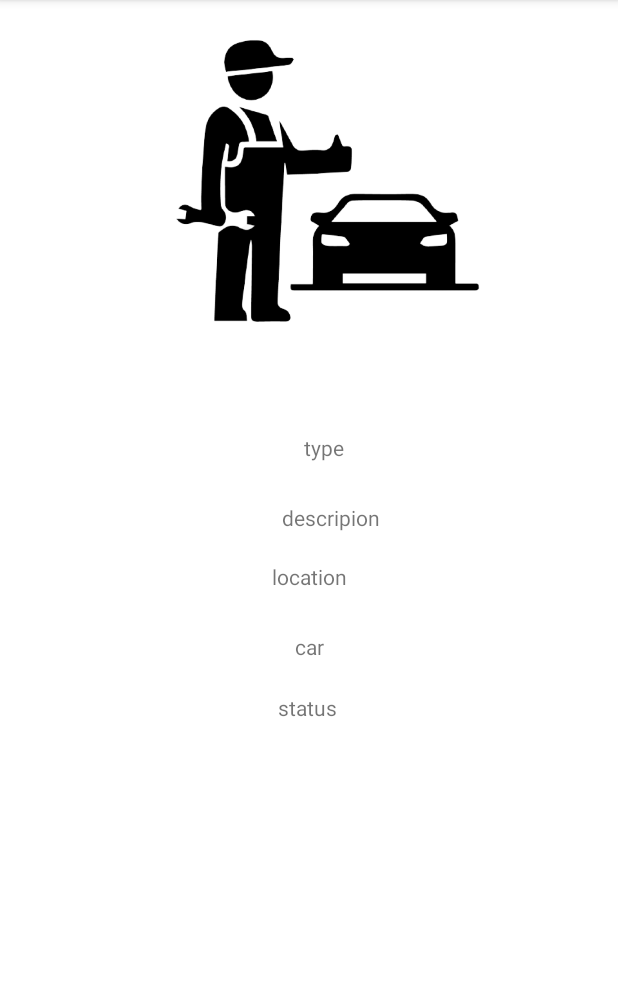
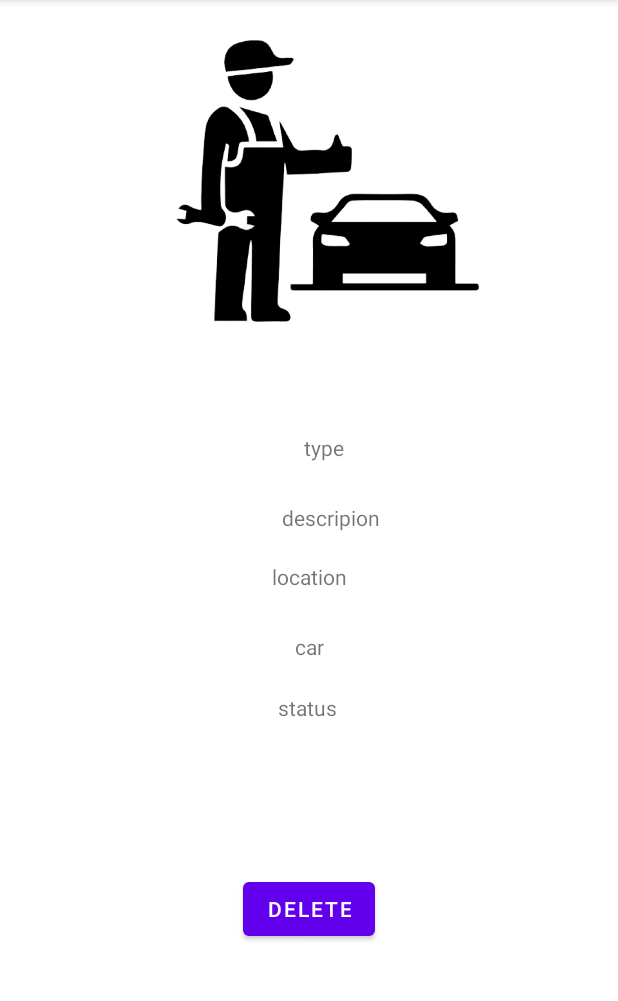
Before and after one commit to Ravit-Clark/project_FriendsOnRoad, an Android app: the fragment EventDetails shown on its own in the app's theme, on a phone screen of 412 x 824 dp, the part 84-1085 px from its top. Run offline under Robolectric (Android 15) with nearby library versions, the phone set to English and light mode, and no system bars; our stand-ins replace Firebase (no records; nobody signed in at launch, a user with empty details on screens opened directly), Picasso; 7 statements that could not run were skipped.

Commit message:
delete event

```diff
--- a/app/src/main/java/com/ravit/friends_on_road/ui/ClosedEvents/EventDetails.java
+++ b/app/src/main/java/com/ravit/friends_on_road/ui/ClosedEvents/EventDetails.java
@@ -3,14 +3,17 @@ package com.ravit.friends_on_road.ui.ClosedEvents;
 import android.os.Bundle;
 
 import androidx.fragment.app.Fragment;
+import androidx.navigation.Navigation;
 
 import android.view.LayoutInflater;
 import android.view.View;
 import android.view.ViewGroup;
+import android.widget.Button;
 import android.widget.EditText;
 import android.widget.ImageButton;
 import android.widget.ImageView;
 import android.widget.TextView;
+import android.widget.Toast;
 
 import com.ravit.friends_on_road.Model.Event;
 import com.ravit.friends_on_road.Model.Model;
@@ -24,6 +27,7 @@ public class EventDetails extends Fragment {
     TextView status;
     TextView car;
     ImageView img;
+    Button delete;
 
     @Override
     public View onCreateView(LayoutInflater inflater, ViewGroup container,
@@ -36,6 +40,7 @@ public class EventDetails extends Fragment {
         location = view.findViewById(R.id.eventDetails_location);
        TextView car = view.findViewById(R.id.eventDetails_car);
         status = view.findViewById(R.id.evenDetails_status);
+        delete=view.findViewById(R.id.eventDatails_deleteBtn);
         img=view.findViewById(R.id.eventDetails_img);
 
 
@@ -59,6 +64,18 @@ public class EventDetails extends Fragment {
             }
         });
 
+        delete.setOnClickListener(new View.OnClickListener() {
+            @Override
+            public void onClick(View v) {
+               Model.instance.deleteEvent("10014", new Model.DeleteEventListener() {
+                   @Override
+                   public void onComplete(boolean success) {
+                      Toast.makeText(getContext(),"The event has been deleted!",Toast.LENGTH_SHORT).show();
+
+                   }
+               });
+            }
+        });
 
 
 
--- a/app/src/main/res/layout/fragment_event_details.xml
+++ b/app/src/main/res/layout/fragment_event_details.xml
@@ -78,4 +78,15 @@
         app:layout_constraintTop_toTopOf="parent"
         app:layout_constraintVertical_bias="0.617" />
 
+    <Button
+        android:id="@+id/eventDatails_deleteBtn"
+        android:layout_width="wrap_content"
+        android:layout_height="wrap_content"
+        android:text="delete"
+        app:layout_constraintBottom_toBottomOf="parent"
+        app:layout_constraintEnd_toEndOf="parent"
+        app:layout_constraintStart_toStartOf="parent"
+        app:layout_constraintTop_toTopOf="parent"
+        app:layout_constraintVertical_bias="0.808" />
+
 </androidx.constraintlayout.widget.ConstraintLayout>
--- a/app/src/main/res/layout/fragment_login.xml
+++ b/app/src/main/res/layout/fragment_login.xml
@@ -49,6 +49,7 @@
         android:layout_marginStart="50dp"
         android:ems="10"
         android:inputType="textPersonName"
+        android:password="true"
         app:layout_constraintBottom_toBottomOf="@+id/textView5"
         app:layout_constraintStart_toEndOf="@+id/textView5"
         app:layout_constraintTop_toTopOf="@+id/textView5"
```
Also changed, not shown: app/src/main/java/com/ravit/friends_on_road/Model/Model.java (+6 -4 lines), app/src/main/java/com/ravit/friends_on_road/Model/ModelFirebase_Event.java (+21 -0 lines), app/src/main/res/layout/fragment_sign_up.xml (+0 -8 lines).
